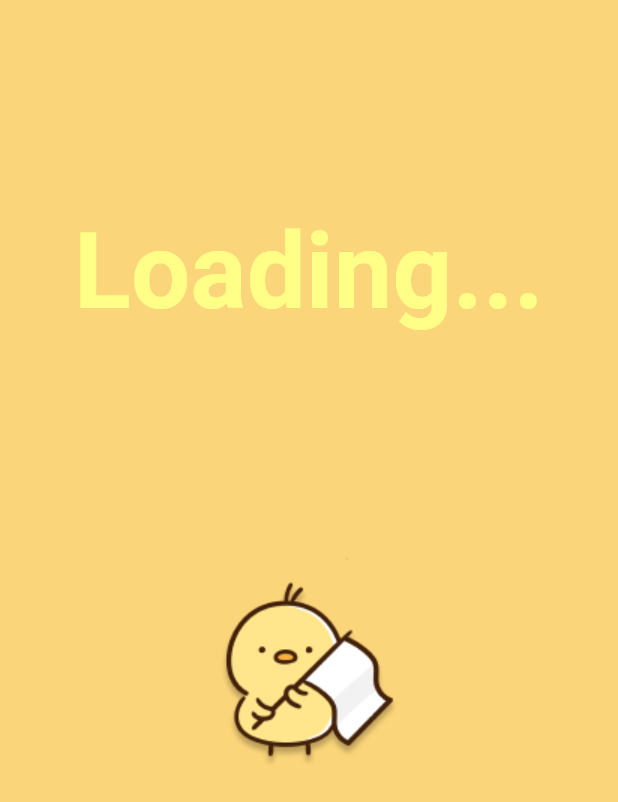
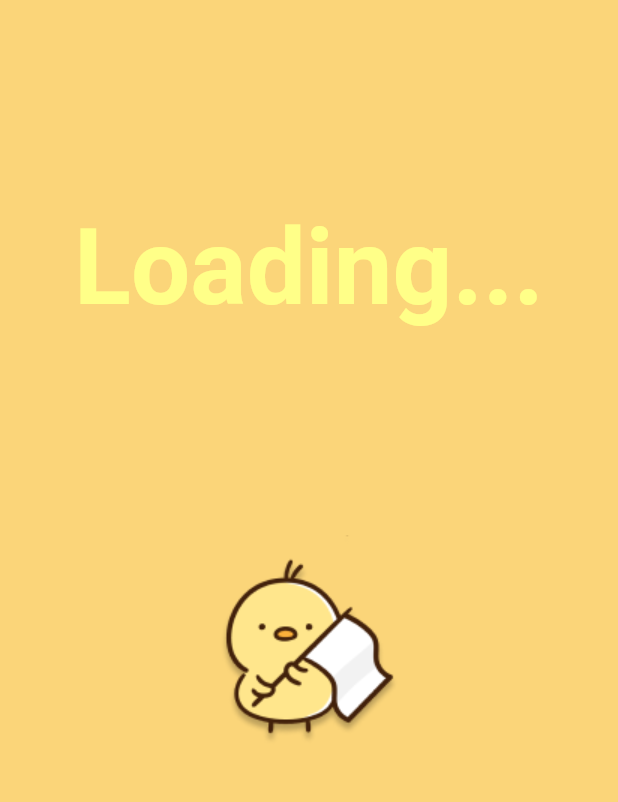
Before and after one commit to mosamosamosamosa/piypmiru_app, a Flutter app: the screen it shows after launch, on a phone screen of 412 x 824 dp. Shown: the top 802 px of the screen. Run offline on Flutter 3.47's test engine with Material 2 defaults, Android fonts, the phone set to English and light mode, and no system bars; our stand-ins replace flutter_svg; Roboto replaces fonts that are missing (Kiwi_Maru).

Commit message:
🩹splash_screen

```diff
--- a/lib/screens/splash_screen.dart
+++ b/lib/screens/splash_screen.dart
@@ -7,12 +7,14 @@ class SplashScreen extends StatelessWidget {
 
   @override
   Widget build(BuildContext context) {
+    double deviceW = MediaQuery.of(context).size.width;
+    double deviceH = MediaQuery.of(context).size.height;
     return Scaffold(
       backgroundColor: kAppbarColor,
       body: Column(
         children: [
           Container(
-            margin: const EdgeInsets.only(top: 140),
+            margin: EdgeInsets.only(top: deviceH * 1 / 6),
             alignment: Alignment.center,
             child: const Text(
               "Loading...",
@@ -23,7 +25,7 @@ class SplashScreen extends StatelessWidget {
                   fontFamily: 'Kiwi_Maru'),
             ),
           ),
-          const SizedBox(height: 150),
+          SizedBox(height: deviceH * 1 / 6),
           Image.asset('assets/images/hiyoko_flag.png'),
         ],
       ),
```
